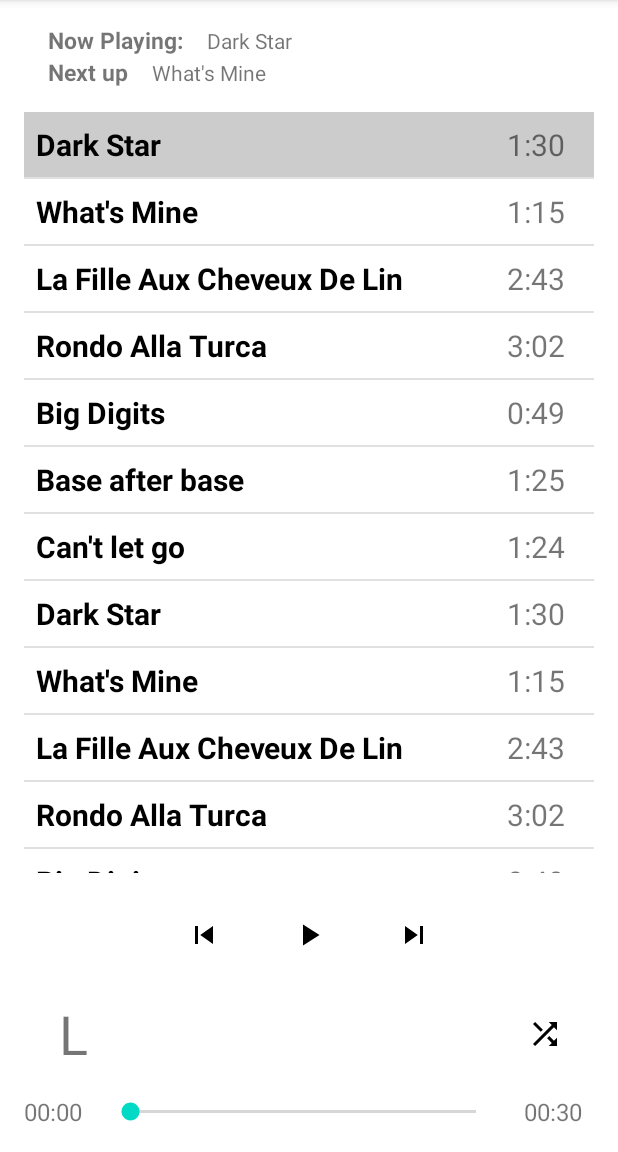
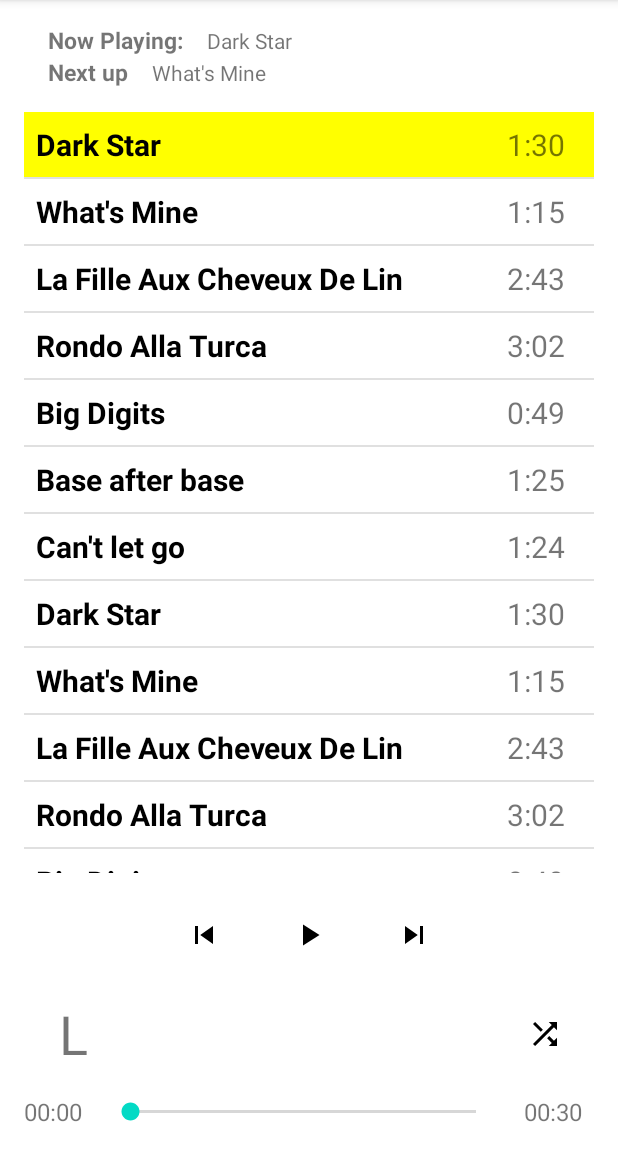
Before and after one commit to xsongUT/AP_HW3_Xi, an Android app: the screen it shows after launch (MainActivity), on a phone screen of 412 x 824 dp, the part 84-1236 px from its top. Run offline under Robolectric (Android 15) with nearby library versions, the phone set to English and light mode, and no system bars; our stand-ins replace navigation-ui.

Commit message:
delete the nextSong() and CurrentSong() changes by Xi in MainViewModel

```diff
--- a/Musicplayer/app/src/main/java/musicplayer/cs371m/musicplayer/MainViewModel.kt
+++ b/Musicplayer/app/src/main/java/musicplayer/cs371m/musicplayer/MainViewModel.kt
@@ -51,7 +51,7 @@ class MainViewModel(application: Application) : AndroidViewModel(application) {
         return (currentIndex + 1) % songResources.size
         /// XXX End
     }
-    fun nextSong():SongInfo {  //Not sure if should return as SongInfo format, original copy does not have
+    fun nextSong() {
         // XXX Write me
         currentIndex = nextIndex()
         return songResources[currentIndex]
@@ -63,7 +63,7 @@ class MainViewModel(application: Application) : AndroidViewModel(application) {
         // XXX End
     }
 
-    fun prevSong():SongInfo { //Not sure if should return as SongInfo format, original copy does not have
+    fun prevSong() {
         // XXX Write me
         currentIndex = if (currentIndex > 0) currentIndex - 1 else songResources.size - 1
         return songResources[currentIndex]
--- a/Musicplayer/app/src/main/java/musicplayer/cs371m/musicplayer/RVDiffAdapter.kt
+++ b/Musicplayer/app/src/main/java/musicplayer/cs371m/musicplayer/RVDiffAdapter.kt
@@ -64,7 +64,7 @@ class RVDiffAdapter(private val viewModel: MainViewModel,
 
         // Highlight the selected item
         if (position == viewModel.currentIndex) {
-            MainActivity.setBackgroundColor(holder.itemView, Color.LTGRAY)
+            MainActivity.setBackgroundColor(holder.itemView, Color.YELLOW)
         } else {
             MainActivity.setBackgroundColor(holder.itemView, Color.TRANSPARENT)
         }
```
